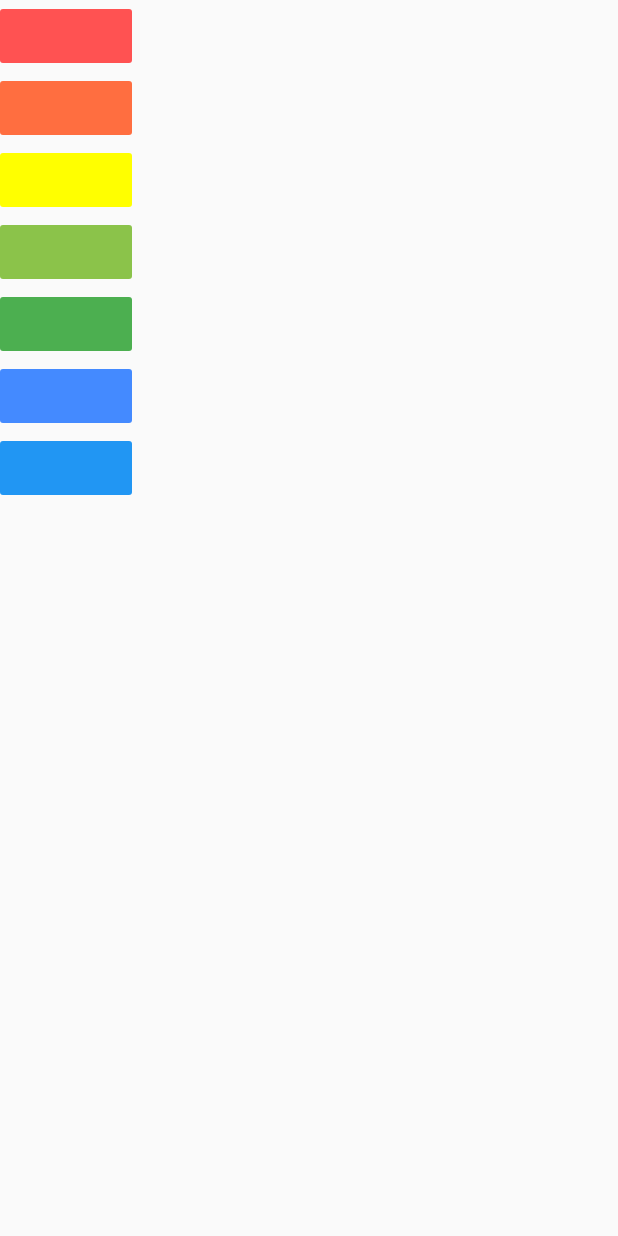
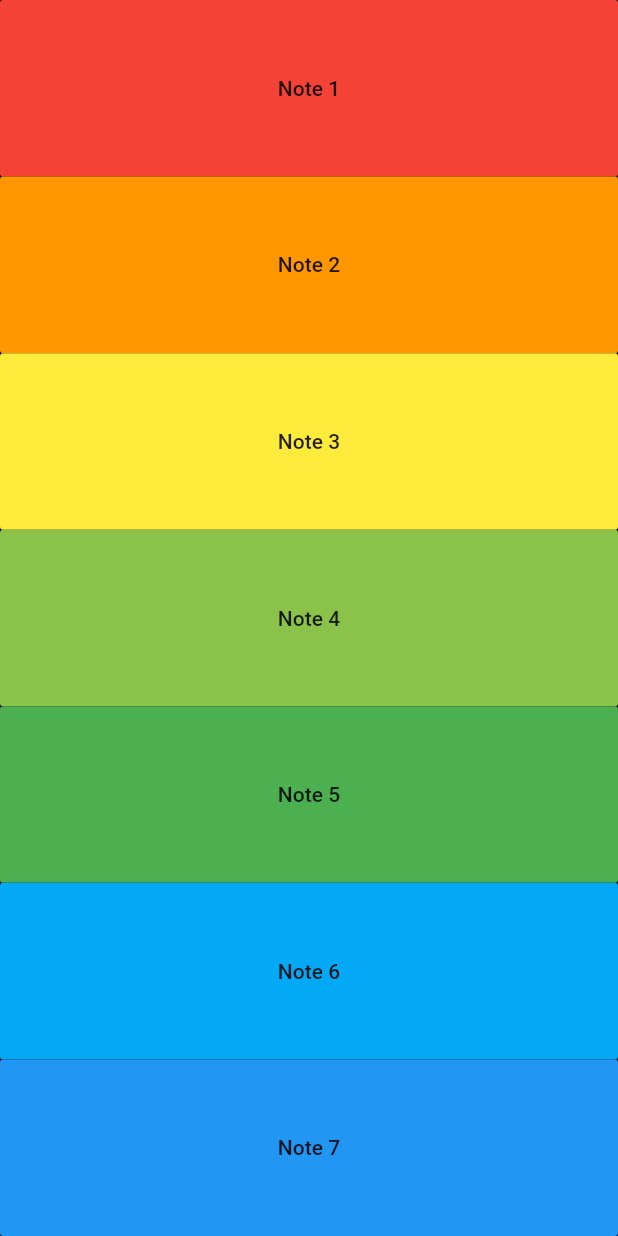
Before and after one commit to vedantpople4/xylophone, a Flutter app: the screen it shows after launch, on a phone screen of 412 x 824 dp. Run offline on Flutter 3.47's test engine with Material 2 defaults, Android fonts, the phone set to English and light mode, and no system bars; our stand-ins replace assets_audio_player.

Commit message:
using the buildKey()

```diff
--- a/lib/main.dart
+++ b/lib/main.dart
@@ -1,65 +1,44 @@
 import 'package:flutter/material.dart';
-import 'package:audioplayers/audio_cache.dart';
+import 'package:assets_audio_player/assets_audio_player.dart';
 
 void main() => runApp(XylophoneApp());
+class XylophoneApp extends StatelessWidget {
+  void playSound(int num){
+    final assetsAudioPlayer = AssetsAudioPlayer();
 
-class XylophoneApp extends StatelessWidget {
+    assetsAudioPlayer.open(
+      Audio('assets/note$num.wav'),
+    );
+  }
+
+  Expanded buildKey({Color color, int num}){
+    return Expanded(
+      child: FlatButton(
+        child : Text('Note $num'),
+        color: color,
+        onPressed: (){
+          playSound(num);
+        },
+      ),
+    );
+  }
   @override
   Widget build(BuildContext context) {
     return MaterialApp(
       home: Scaffold(
+        backgroundColor: Colors.black,
         body: SafeArea(
           child: Column(
+            crossAxisAlignment: CrossAxisAlignment.stretch,
             children: <Widget>[
-              FlatButton(
-                color: Colors.redAccent,
-                onPressed: (){
-                  final player = AudioCache();
-                  player.play('assets/note1.wav');
-                },
-              ),
-              FlatButton(
-                color: Colors.deepOrangeAccent,
-                onPressed: (){
-                  final player = AudioCache();
-                  player.play('assets/note2.wav');
-                },
-              ),
-              FlatButton(
-                color: Colors.yellowAccent,
-                onPressed: (){
-                  final player = AudioCache();
-                  player.play('assets/note3.wav');
-                },
-              ),
-              FlatButton(
-                color: Colors.lightGreen,
-                onPressed: (){
-                  final player = AudioCache();
-                  player.play('assets/note4.wav');
-                },
-              ),
-              FlatButton(
-                color: Colors.green,
-                onPressed: (){
-                  final player = AudioCache();
-                  player.play('assets/note5.wav');
-                },
-              ),
-              FlatButton(
-                color: Colors.blueAccent,
-                onPressed: (){
-                  final player = AudioCache();
-                  player.play('assets/note6.wav');
-                },
-              ),
-              FlatButton(
-                color: Colors.blue,
-                onPressed: (){
-                  final player = AudioCache();
-                  player.play('assets/note7.wav');
-                },
-              ),
+              buildKey(color: Colors.red, num:1),
+              buildKey(color: Colors.orange, num:2),
+              buildKey(color: Colors.yellow, num:3),
+              buildKey(color: Colors.lightGreen, num:4),
+              buildKey(color: Colors.green, num:5),
+              buildKey(color: Colors.lightBlue, num:6),
+              buildKey(color: Colors.blue, num:7),
+
             ],
           ),
         ),
--- a/pubspec.yaml
+++ b/pubspec.yaml
@@ -11,7 +11,7 @@ dependencies:
     sdk: flutter
 
   cupertino_icons: ^0.1.2
-  audioplayers: ^0.15.1
+  assets_audio_player: ^1.3.6+1
 
 dev_dependencies:
   flutter_test:
```
Also changed, not shown: pubspec.lock.
